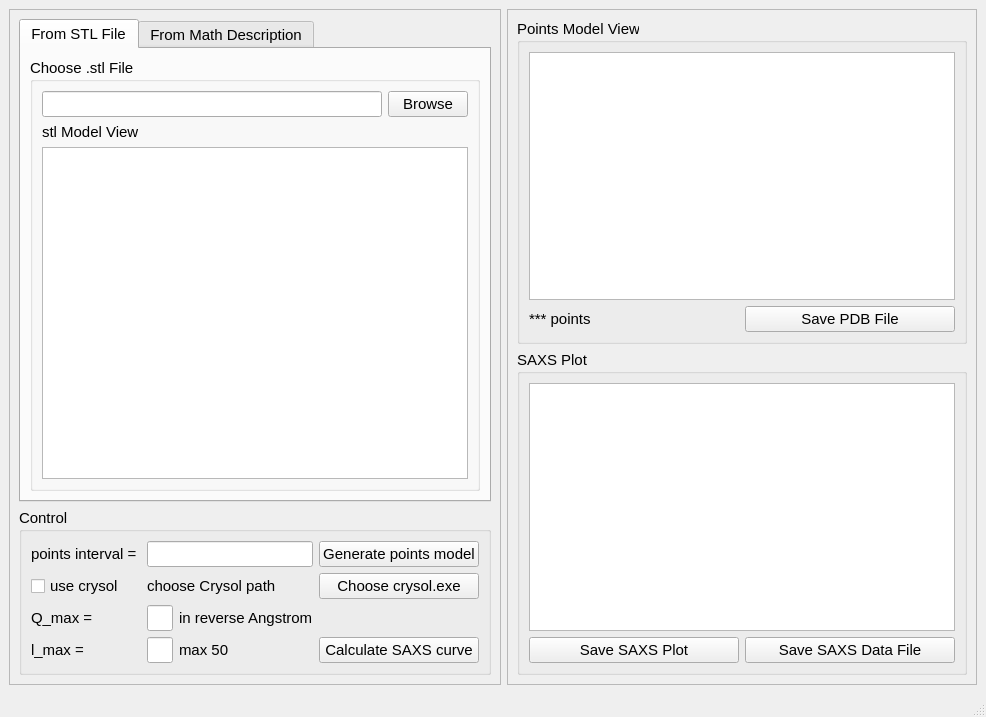
This is ui_file/Model2SAS_UI.ui in molybd/Model2SAS as Qt 5 draws it before an edit. The edited form follows.
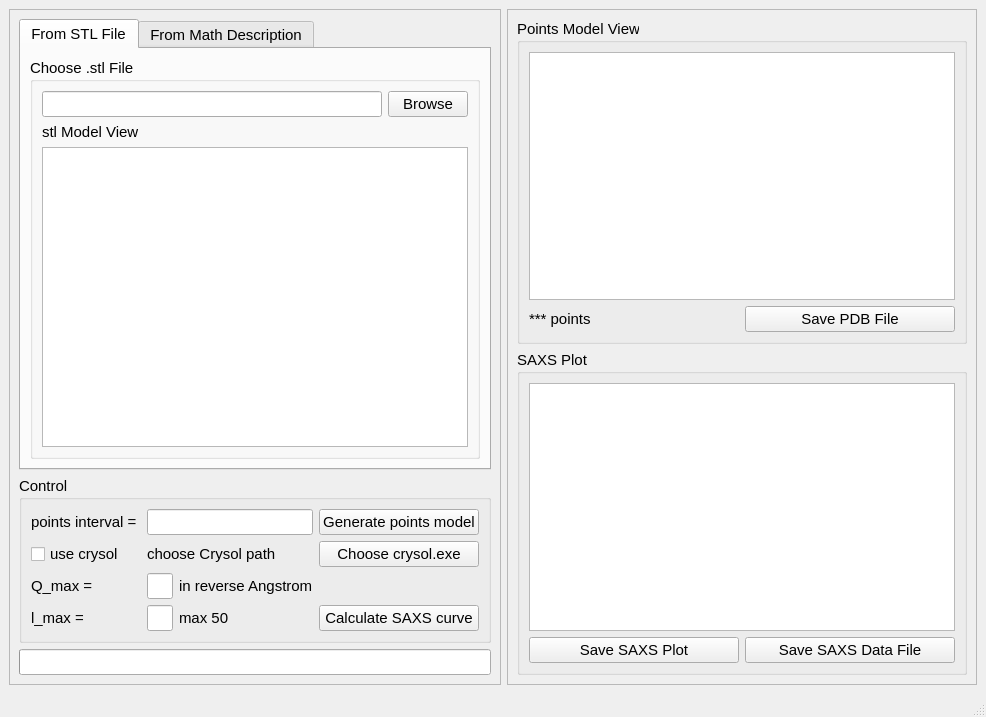
This is the edited form.

The edit to the form file:
```diff
--- a/ui_file/Model2SAS_UI.ui
+++ b/ui_file/Model2SAS_UI.ui
@@ -212,6 +212,25 @@
          </layout>
         </widget>
        </item>
+       <item>
+        <widget class="QProgressBar" name="progressBar">
+         <property name="maximum">
+          <number>100</number>
+         </property>
+         <property name="value">
+          <number>-1</number>
+         </property>
+         <property name="textVisible">
+          <bool>false</bool>
+         </property>
+         <property name="invertedAppearance">
+          <bool>false</bool>
+         </property>
+         <property name="format">
+          <string>%p%</string>
+         </property>
+        </widget>
+       </item>
       </layout>
      </widget>
     </item>
```
Left out of the diff: 50 changed lines with no effect on the pictures.
